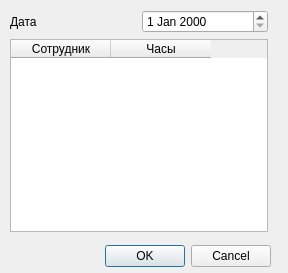
Before: the Qt Designer form test_UI_new_hour.ui in Korguv/Poliur, drawn with Qt 5.
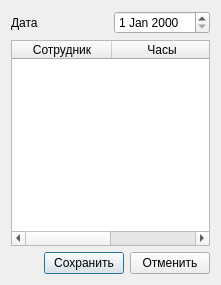
After: the same form once the commit is applied.

Patch:
```diff
--- a/test_UI_new_hour.ui
+++ b/test_UI_new_hour.ui
@@ -6,37 +6,12 @@
    <rect>
     <x>0</x>
     <y>0</y>
-    <width>288</width>
-    <height>273</height>
+    <width>221</width>
+    <height>285</height>
    </rect>
   </property>
   <property name="windowTitle">
-   <string>Dialog</string>
-  </property>
-  <widget class="QDialogButtonBox" name="buttonBox">
-   <property name="geometry">
-    <rect>
-     <x>70</x>
-     <y>240</y>
-     <width>201</width>
-     <height>32</height>
-    </rect>
-   </property>
-   <property name="orientation">
-    <enum>Qt::Horizontal</enum>
-   </property>
-   <property name="standardButtons">
-    <set>QDialogButtonBox::Cancel|QDialogButtonBox::Ok</set>
-   </property>
-  </widget>
-  <widget class="QWidget" name="layoutWidget">
-   <property name="geometry">
-    <rect>
-     <x>10</x>
-     <y>10</y>
-     <width>258</width>
-     <height>222</height>
-    </rect>
+   <string>Часы</string>
    </property>
    <layout class="QVBoxLayout" name="verticalLayout">
     <item>
@@ -67,8 +42,38 @@
       </column>
      </widget>
     </item>
-   </layout>
-  </widget>
+   <item>
+    <layout class="QHBoxLayout" name="layout_button">
+     <item>
+      <spacer name="hspacer">
+       <property name="orientation">
+        <enum>Qt::Horizontal</enum>
+       </property>
+       <property name="sizeHint" stdset="0">
+        <size>
+         <width>40</width>
+         <height>20</height>
+        </size>
+       </property>
+      </spacer>
+     </item>
+     <item>
+      <widget class="QPushButton" name="pushbutton_save">
+       <property name="text">
+        <string>Сохранить</string>
+       </property>
+      </widget>
+     </item>
+     <item>
+      <widget class="QPushButton" name="pushbutton_cancel">
+       <property name="text">
+        <string>Отменить</string>
+       </property>
+      </widget>
+     </item>
+    </layout>
+   </item>
+  </layout>
  </widget>
  <resources/>
  <connections>
```
Left out of the diff: 43 changed lines with no effect on the pictures. Lines whose indentation alone changed are shown as unchanged.
